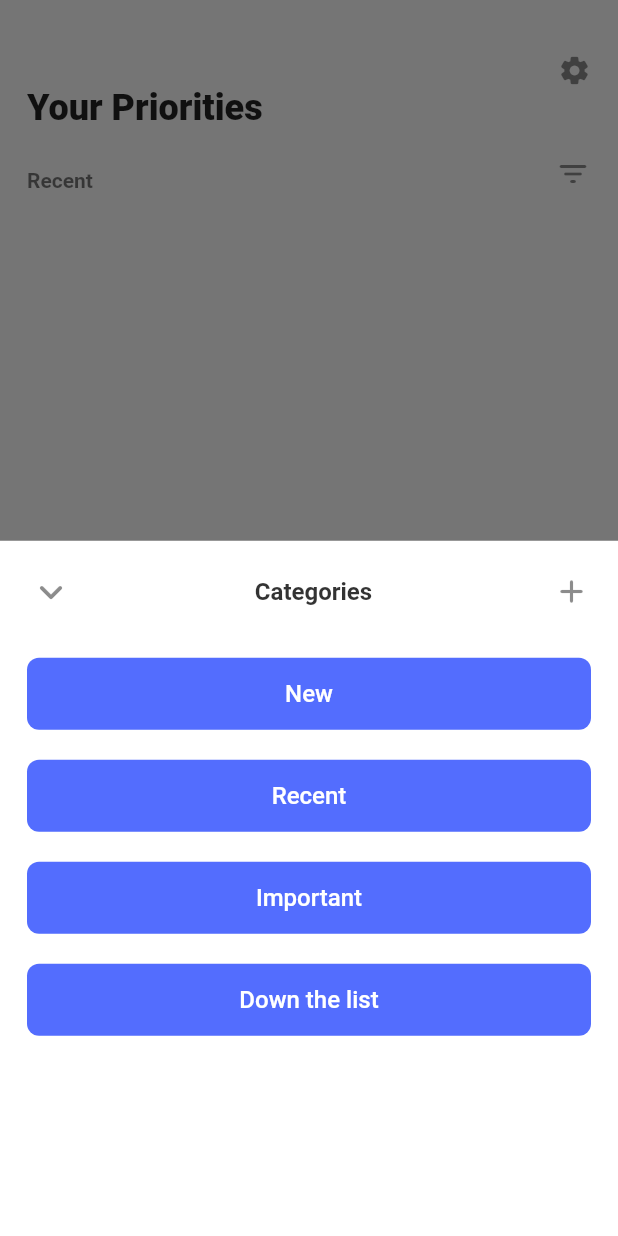
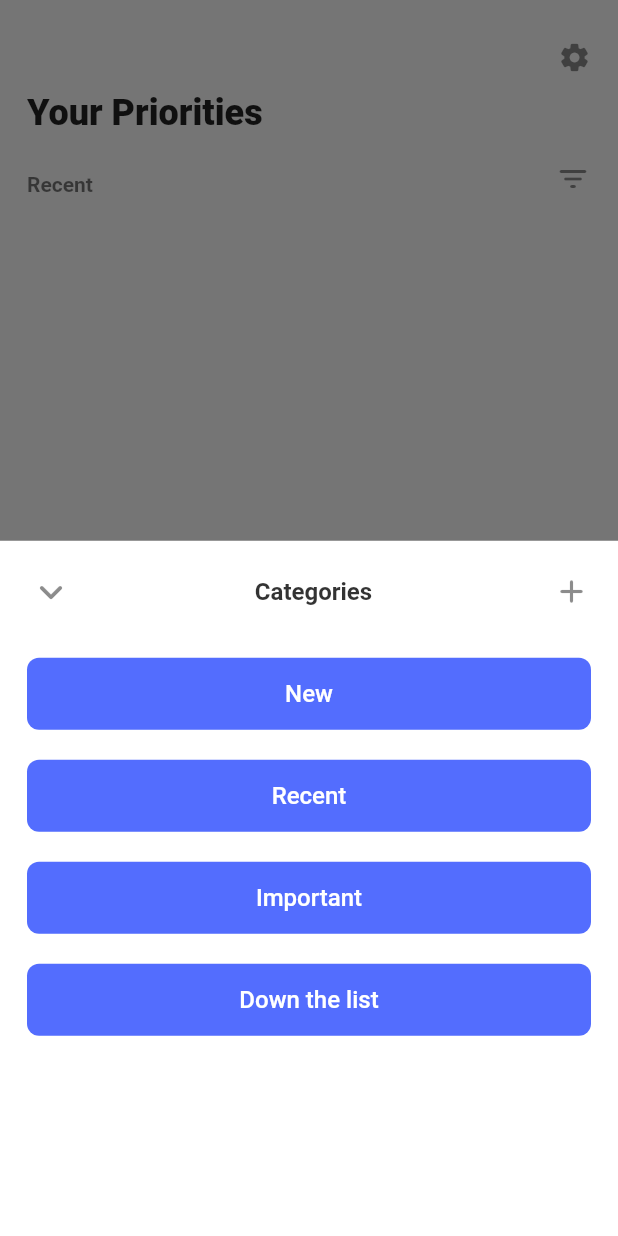
Before and after one commit to AymanProjects/flutter_priorities_app, a Flutter app: the screen it shows after launch, after a tap on the "filter list" icon, on a phone screen of 412 x 824 dp. Run offline on Flutter 3.47's test engine with Material 2 defaults, Android fonts, the phone set to English and light mode, and no system bars; our stand-ins replace objectbox, stacked; generated files the repository leaves out were written again.

Commit message:
A standard View widget

```diff
--- /dev/null
+++ b/lib/views/__components/pop_button.dart
@@ -0,0 +1,16 @@
+import 'package:flutter/material.dart';
+import 'package:priorities/views/__components/horizon_icon_button.dart';
+
+/// TODO horizon kit
+
+class PopButton extends StatelessWidget {
+  const PopButton({Key? key}) : super(key: key);
+
+  @override
+  Widget build(BuildContext context) {
+    return HorizonIconButton(
+      onTap: Navigator.of(context).pop,
+      icon: Icons.arrow_back_ios,
+    );
+  }
+}
--- /dev/null
+++ b/lib/views/__components/view.dart
@@ -0,0 +1,57 @@
+import 'package:flutter/material.dart';
+import 'package:priorities/utils/constants.dart';
+import 'package:priorities/views/__components/pop_button.dart';
+
+/// Standard view to be used by every screen in this app.
+/// It gives the screens standard configurations like padding.
+
+/// TODO add to horizon kit
+class View extends StatelessWidget {
+  final String title;
+  final List<Widget> children;
+  final bool hasBackButton;
+  final Widget? trailing;
+
+  const View({
+    Key? key,
+    required this.title,
+    required this.children,
+    this.hasBackButton = true,
+    this.trailing,
+  }) : super(key: key);
+
+  @override
+  Widget build(BuildContext context) {
+    return Padding(
+      padding: const EdgeInsets.only(
+        left: kLgPadding,
+        right: kLgPadding,
+        top: kLgPadding * 1.5,
+      ),
+      child: Scaffold(
+        body: Column(
+          crossAxisAlignment: CrossAxisAlignment.start,
+          children: [
+            Row(
+              children: [
+                hasBackButton ? const PopButton() : const SizedBox(),
+                const Spacer(),
+                trailing ?? const SizedBox(),
+              ],
+            ),
+            const SizedBox(height: kMdPadding),
+            Text(
+              title,
+              style: const TextStyle(
+                fontSize: 24.0,
+                fontWeight: FontWeight.w800,
+              ),
+            ),
+            const SizedBox(height: kLgPadding),
+            ...children,
+          ],
+        ),
+      ),
+    );
+  }
+}
--- a/lib/views/home/components/options_button.dart
+++ b/lib/views/home/components/options_button.dart
@@ -3,19 +3,14 @@ import 'package:priorities/views/__components/horizon_icon_button.dart';
 import 'package:priorities/views/home/home_view_model.dart';
 import 'package:stacked/stacked.dart';
 
-class OptionsViewButton extends ViewModelWidget<HomeViewModel> {
-  const OptionsViewButton({Key? key}) : super(key: key);
+class OptionsButton extends ViewModelWidget<HomeViewModel> {
+  const OptionsButton({Key? key}) : super(key: key);
 
   @override
   Widget build(BuildContext context, viewModel) {
-    return Row(
-      mainAxisAlignment: MainAxisAlignment.end,
-      children: [
-        HorizonIconButton(
-          onTap: viewModel.optionsViewButtonOnTap,
-          icon: Icons.settings_rounded,
-        ),
-      ],
+    return HorizonIconButton(
+      onTap: viewModel.optionsViewButtonOnTap,
+      icon: Icons.settings_rounded,
     );
   }
 }
--- a/lib/views/home/components/title.dart
+++ /dev/null
@@ -1,16 +0,0 @@
-import 'package:flutter/material.dart';
-
-class HomeViewTitle extends StatelessWidget {
-  const HomeViewTitle({Key? key}) : super(key: key);
-
-  @override
-  Widget build(BuildContext context) {
-    return const Text(
-      'Your Priorities',
-      style: TextStyle(
-        fontSize: 24.0,
-        fontWeight: FontWeight.w800,
-      ),
-    );
-  }
-}
--- a/lib/views/home/home_view.dart
+++ b/lib/views/home/home_view.dart
@@ -1,10 +1,10 @@
 import 'package:flutter/material.dart';
 import 'package:priorities/utils/constants.dart';
+import 'package:priorities/views/__components/view.dart';
 import 'package:priorities/views/home/components/create_priority_button.dart';
 import 'package:priorities/views/home/components/options_button.dart';
 import 'package:priorities/views/home/components/priorities_grid.dart';
 import 'package:priorities/views/home/components/selected_category.dart';
-import 'package:priorities/views/home/components/title.dart';
 import 'package:priorities/views/home/home_view_model.dart';
 import 'package:stacked/stacked.dart';
 
@@ -18,19 +18,11 @@ class HomeView extends StatelessWidget {
     return ViewModelBuilder<HomeViewModel>.reactive(
       viewModelBuilder: () => HomeViewModel(),
       builder: (context, viewModel, child) {
-        return Padding(
-          padding: const EdgeInsets.only(
-            left: kLgPadding,
-            right: kLgPadding,
-            top: kLgPadding * 2,
-          ),
-          child: Scaffold(
-            body: Column(
-              crossAxisAlignment: CrossAxisAlignment.start,
-              children: const [
-                OptionsViewButton(),
-                HomeViewTitle(),
-                SizedBox(height: kLgPadding),
+        return const View(
+          title: 'Your Priorities',
+          hasBackButton: false,
+          trailing: OptionsButton(),
+          children: [
             SelectedCategory(),
             SizedBox(height: kSmPadding),
             Expanded(
@@ -40,8 +32,6 @@ class HomeView extends StatelessWidget {
             CreatePriorityButton(),
             SizedBox(height: kLgPadding),
           ],
-            ),
-          ),
         );
       },
     );
```
Lines whose indentation alone changed are shown as unchanged.
